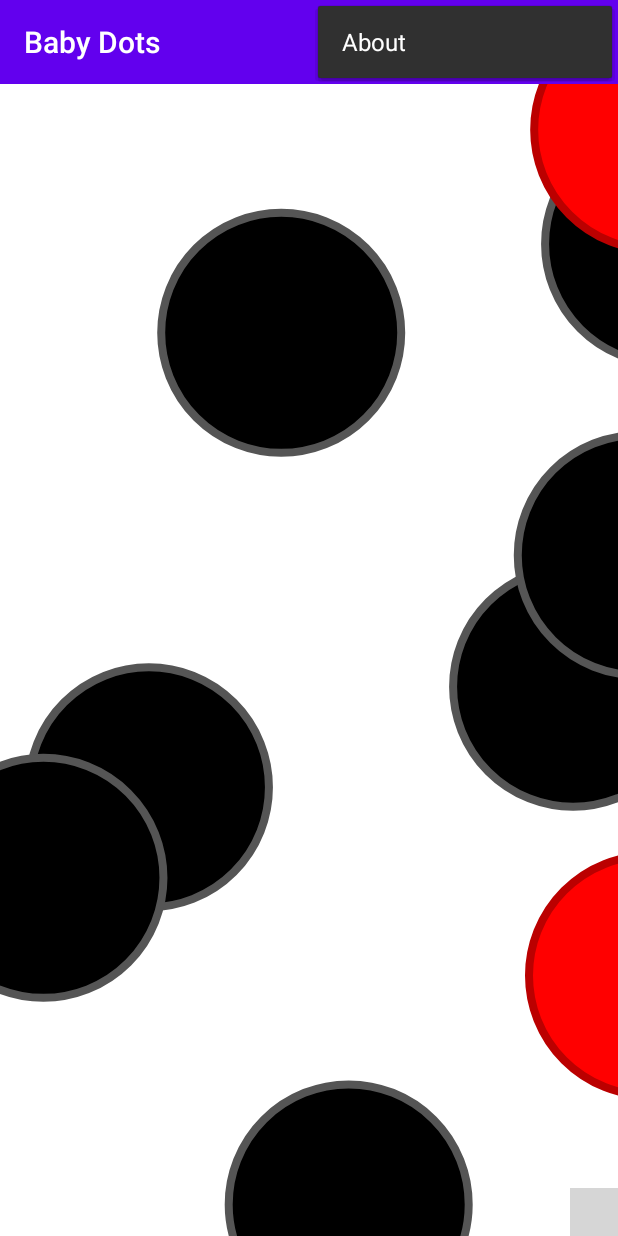
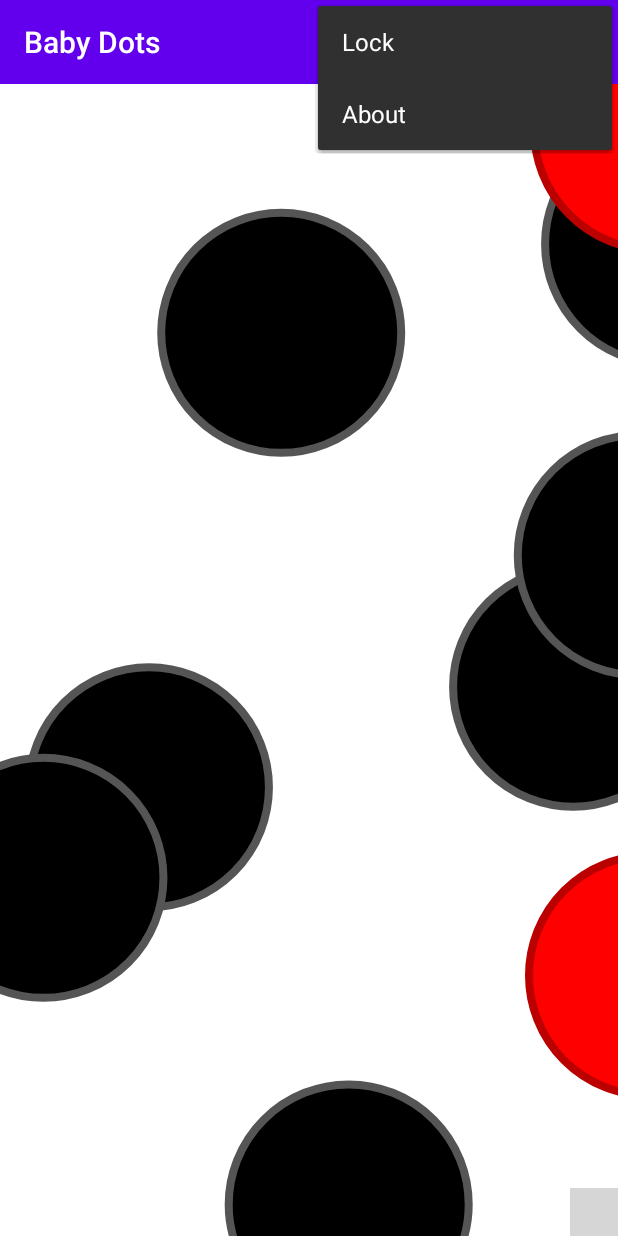
Before and after one commit to babydots/babydots, an Android app: the screen it shows after launch (MainActivity), with the options menu open, on a phone screen of 412 x 824 dp. Run offline under Robolectric (Android 15) with nearby library versions, the phone set to English and light mode, and no system bars; libraries missing offline, so code that uses them is left out: com.leinardi.android; plain views replace SpeedDialView; 7 statements that could not run were skipped; grey boxes are pictures that could not be loaded.

Commit message:
Allow unlocking the screen by touching "unlock" button many times fast.
Hopefully this is straightforward for a baby to do, but hard for a baby :)

```diff
--- a/app/src/main/res/layout/activity_main.xml
+++ b/app/src/main/res/layout/activity_main.xml
@@ -123,7 +123,7 @@
         <TextView
             android:layout_width="wrap_content"
             android:layout_height="wrap_content"
-            android:text="Locked"
+            android:text="@string/touch_to_unlock"
             android:textSize="16sp"
             android:layout_marginStart="8dp"
             android:textColor="@android:color/white" />
--- a/app/src/main/res/menu/main_menu.xml
+++ b/app/src/main/res/menu/main_menu.xml
@@ -15,6 +15,12 @@
         app:showAsAction="ifRoom" />
 
     <item
+        android:id="@+id/menu_lock"
+        android:icon="@drawable/ic_lock"
+        android:title="@string/lock"
+        app:showAsAction="ifRoom" />
+
+    <item
         android:id="@+id/menu_about"
         android:icon="@drawable/ic_help"
         android:title="@string/about"
--- /dev/null
+++ b/app/src/main/res/values/ids.xml
@@ -0,0 +1,7 @@
+<?xml version="1.0" encoding="utf-8"?>
+<resources>
+    <item type="id" name="menu_speed_dial_colour" />
+    <item type="id" name="menu_speed_dial_size" />
+    <item type="id" name="menu_speed_dial_speed" />
+    <item type="id" name="menu_speed_dial_timer" />
+</resources>
--- a/app/src/main/res/values/strings.xml
+++ b/app/src/main/res/values/strings.xml
@@ -22,4 +22,11 @@
     </plurals>
     <string name="stop_timer_button">Stop timer</string>
     <string name="sleep_timer_started_help_text">Touch the sleep timer for more info.</string>
+    <string name="screen_unlocked">Screen unlocked</string>
+    <string name="lock">Lock</string>
+    <string name="touch_to_unlock">Touch to unlock</string>
+    <plurals name="touch_lock_to_unlock">
+        <item quantity="one">Quickly touch the lock %d more time to unlock.</item>
+        <item quantity="other">Quickly touch the lock %d more times to unlock.</item>
+    </plurals>
 </resources>
```
Also changed, not shown: app/src/main/java/com/serwylo/babydots/MainActivity.kt (+57 -47 lines), app/src/main/res/menu/speed_dial.xml (deleted, +0 -29 lines).
